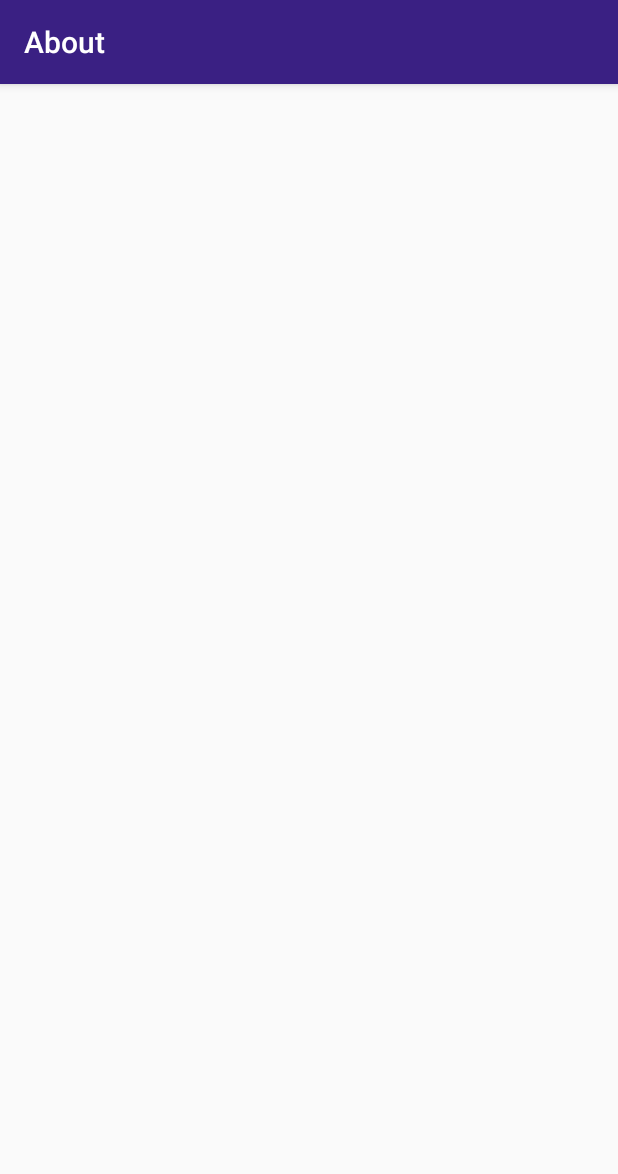
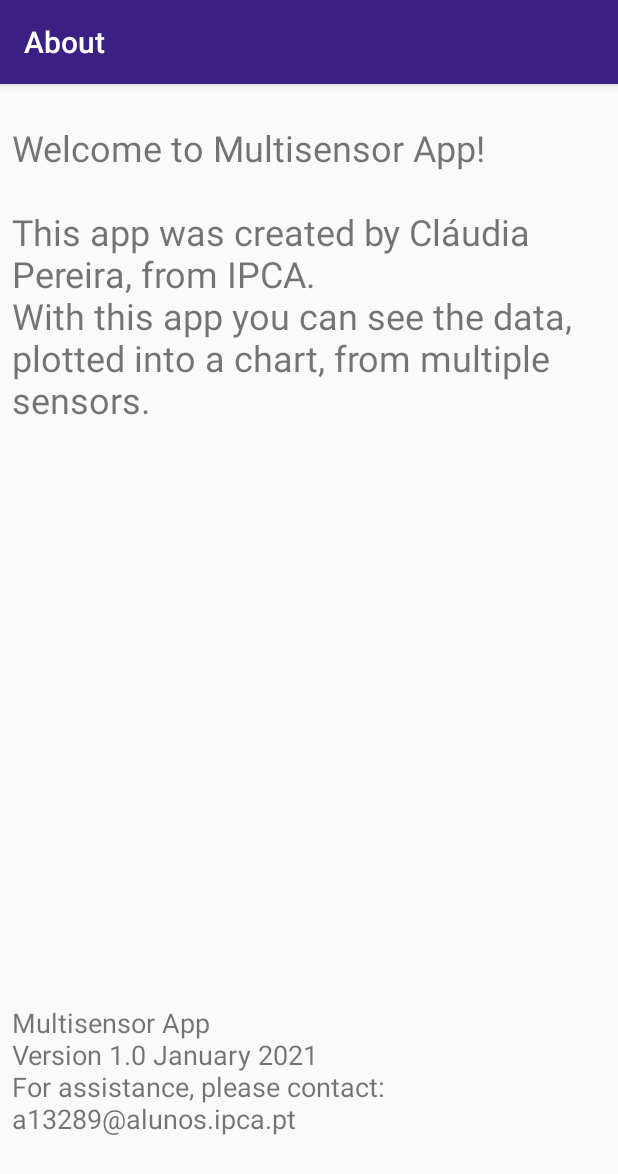
Before and after one commit to Icrum/DataServer, an Android app: the AboutActivity screen opened directly, with no data from a screen before it, on a phone screen of 412 x 824 dp. Shown: the top 1174 px of the screen. Run offline under Robolectric (Android 15) with nearby library versions, the phone set to English and light mode, and no system bars.

Commit message:
Chart with Time. About Activity finished.

```diff
--- a/app/build.gradle
+++ b/app/build.gradle
@@ -8,7 +8,7 @@ android {
         applicationId "com.example.dataserver"
         minSdkVersion 24
         targetSdkVersion 29
-        versionCode 2
+        versionCode 1
         versionName "1.0.1"
         testInstrumentationRunner "androidx.test.runner.AndroidJUnitRunner"
     }
--- a/app/src/main/java/com/example/dataserver/MainActivity.java
+++ b/app/src/main/java/com/example/dataserver/MainActivity.java
@@ -44,7 +44,8 @@ public class MainActivity extends AppCompatActivity {
         toolbar.setTitle("Sensors");
         setSupportActionBar(toolbar);
 
-        final ArrayAdapter<String> myArrayAdapter = new ArrayAdapter<String>(MainActivity.this, android.R.layout.simple_list_item_1, myArrayList);
+        final ArrayAdapter<String> myArrayAdapter = new ArrayAdapter<String>(MainActivity.this,
+                android.R.layout.simple_list_item_1, myArrayList);
 
         myListView = (ListView) findViewById(R.id.listview1);
         myListView.setAdapter(myArrayAdapter);
@@ -54,8 +55,6 @@ public class MainActivity extends AppCompatActivity {
         mRef.addChildEventListener(new ChildEventListener() {
             @Override
             public void onChildAdded(DataSnapshot dataSnapshot, String s) {
-                //String value = dataSnapshot.getValue().toString();
-                //myArrayList.add(value);
                 String key = dataSnapshot.getKey();
                 myArrayList.add(key);
                 myArrayAdapter.notifyDataSetChanged();
--- a/app/src/main/java/com/example/dataserver/models/SensorValue.java
+++ b/app/src/main/java/com/example/dataserver/models/SensorValue.java
@@ -7,9 +7,7 @@ import java.util.HashMap;
 import java.util.Iterator;
 import java.util.Map;
 
-//
-// Created by lourencogomes on 1/12/21.
-//
+
 public class SensorValue {
 
     String id;
--- a/app/src/main/res/layout/activity_about.xml
+++ b/app/src/main/res/layout/activity_about.xml
@@ -10,4 +10,34 @@
         android:id="@+id/toolbar"
         layout="@layout/toolbar" />
 
+    <TextView
+        android:id="@+id/textView"
+        android:layout_width="0dp"
+        android:layout_height="496dp"
+        android:layout_marginStart="8dp"
+        android:layout_marginTop="26dp"
+        android:layout_marginEnd="8dp"
+        android:singleLine="false"
+        android:text="@string/welcome"
+        android:textAlignment="viewStart"
+        android:textSize="24sp"
+        app:layout_constraintEnd_toEndOf="parent"
+        app:layout_constraintStart_toStartOf="parent"
+        app:layout_constraintTop_toBottomOf="@+id/toolbar" />
+
+    <TextView
+        android:id="@+id/textView2"
+        android:layout_width="0dp"
+        android:layout_height="89dp"
+        android:layout_marginStart="8dp"
+        android:layout_marginEnd="8dp"
+        android:text="@string/version"
+        android:textSize="18sp"
+        app:layout_constraintBottom_toBottomOf="parent"
+        app:layout_constraintEnd_toEndOf="parent"
+        app:layout_constraintHorizontal_bias="0.454"
+        app:layout_constraintStart_toStartOf="parent"
+        app:layout_constraintTop_toBottomOf="@+id/textView"
+        app:layout_constraintVertical_bias="0.585" />
+
 </androidx.constraintlayout.widget.ConstraintLayout>
```
Also changed, not shown: app/src/main/java/com/example/dataserver/ProfileActivity.java (+8 -21 lines), app/src/main/java/com/example/dataserver/StatsActivity.java (+22 -52 lines), app/src/main/res/layout/activity_login.xml (+5 -5 lines), app/src/main/res/layout/activity_profile.xml (+20 -23 lines), app/src/main/res/layout/activity_register.xml (+6 -6 lines), app/src/main/res/layout/activity_stats.xml (+7 -2 lines), app/src/main/res/values/strings.xml (+10 -0 lines).
